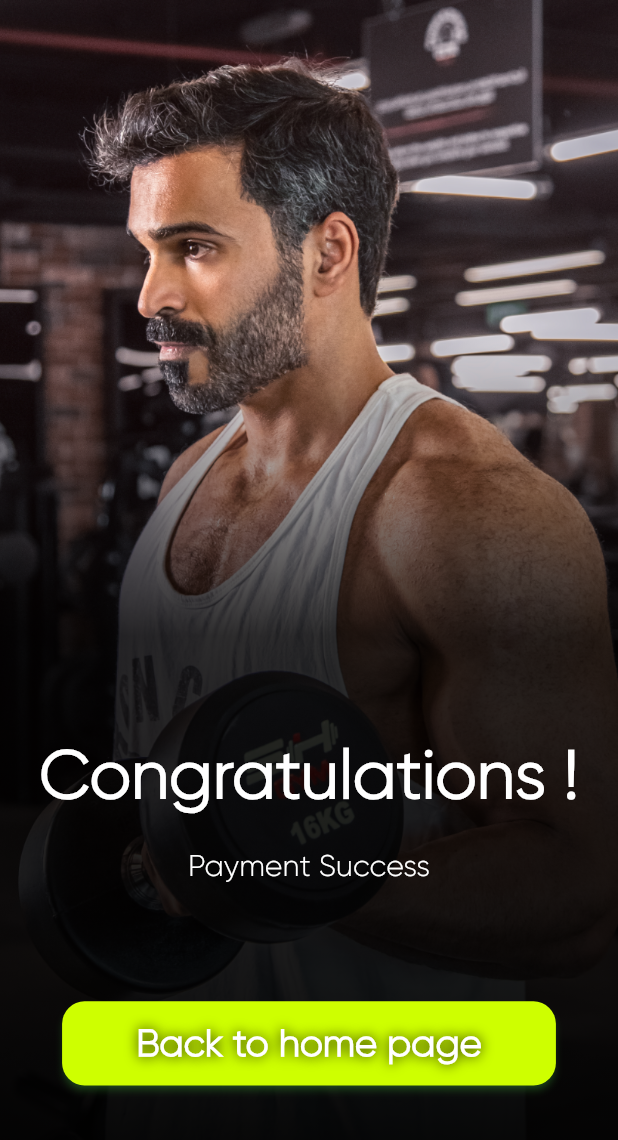
After one commit to AWsabry-Projects/BeChamp_app, a Flutter app: the PaymentCongratulations screen opened directly, on a phone screen of 412 x 824 dp. The commit adds this screen. Shown: the top 1140 px of the screen. Run offline on Flutter 3.47's test engine with Material 2 defaults, Android fonts, the light colour scheme and no system bars; our stand-ins replace circular_countdown_timer, flutter_screenutil, flutter_snake_navigationbar, image_picker, page_indicator; missing offline and left inert: flutter_expanded_tile, otp_pin_field, vertical_picker.

Commit message:
last measurments and colors edits

```diff
--- /dev/null
+++ b/lib/views/Congratulations/paymentCompleted.dart
@@ -0,0 +1,89 @@
+import 'package:bechamp/shared/shared.dart';
+import 'package:bechamp/views/Home/home.dart';
+import 'package:flutter/material.dart';
+import 'package:flutter_screenutil/flutter_screenutil.dart';
+
+class PaymentCongratulations extends StatelessWidget {
+  const PaymentCongratulations({super.key});
+
+  @override
+  Widget build(BuildContext context) {
+    ScreenUtil.init(context, designSize: Size(428, 926));
+
+    return Scaffold(
+      body: Stack(
+        alignment: Alignment.bottomCenter,
+        children: [
+          SizedBox(
+            width: double.maxFinite,
+            height: double.maxFinite,
+            child: Image.asset(
+              "assets/IMG_3444.png",
+              fit: BoxFit.cover,
+            ),
+          ),
+          Container(
+            decoration: BoxDecoration(
+                gradient: LinearGradient(colors: [
+              Colors.transparent,
+              Color.fromARGB(206, 0, 0, 0),
+              Color.fromARGB(225, 0, 0, 0),
+              Colors.black
+            ], end: Alignment.bottomCenter, begin: Alignment.topCenter)),
+            width: double.maxFinite,
+            height: 600,
+            child: Padding(
+              padding: const EdgeInsets.all(8.0),
+              child: Column(
+                crossAxisAlignment: CrossAxisAlignment.center,
+                mainAxisAlignment: MainAxisAlignment.end,
+                children: [
+                  Text(
+                    "Congratulations !",
+                    style: TextStyle(
+                        color: Colors.white,
+                        fontSize: 45,
+                        fontWeight: FontWeight.bold),
+                  ),
+                  Text(
+                    "\nPayment Success",
+                    textAlign: TextAlign.center,
+                    style: TextStyle(
+                      color: Colors.white,
+                      fontSize: 20,
+                      fontFamily: "bechampFont",
+                    ),
+                  ),
+                  SizedBox(
+                    height: MediaQuery.of(context).size.height / 12,
+                  ),
+                  Padding(
+                    padding: const EdgeInsets.all(10.0),
+                    child: SizedBox(
+                        height: 63.h,
+                        width: 342.w,
+                        child: BeChampButton(
+                            onPressed: () {},
+                            child: Text(
+                              "Back to home page",
+                              style: TextStyle(
+                                  shadows: [
+                                    Shadow(color: Colors.black, blurRadius: 10)
+                                  ],
+                                  color: Colors.white,
+                                  fontSize: 25,
+                                  fontWeight: FontWeight.bold),
+                            ))),
+                  ),
+                  SizedBox(
+                    height: MediaQuery.of(context).size.height / 10,
+                  ),
+                ],
+              ),
+            ),
+          ),
+        ],
+      ),
+    );
+  }
+}
```
Also changed, not shown: lib/views/Dashboard/dashboard.dart (+17 -3 lines), lib/views/Nutrition/Nutrition Page 1/nutritionPage.dart (+17 -3 lines), lib/views/Workouts/Workouts Screen 1/weeksPage.dart (+17 -3 lines), assets/IMG_3444.png (added).
